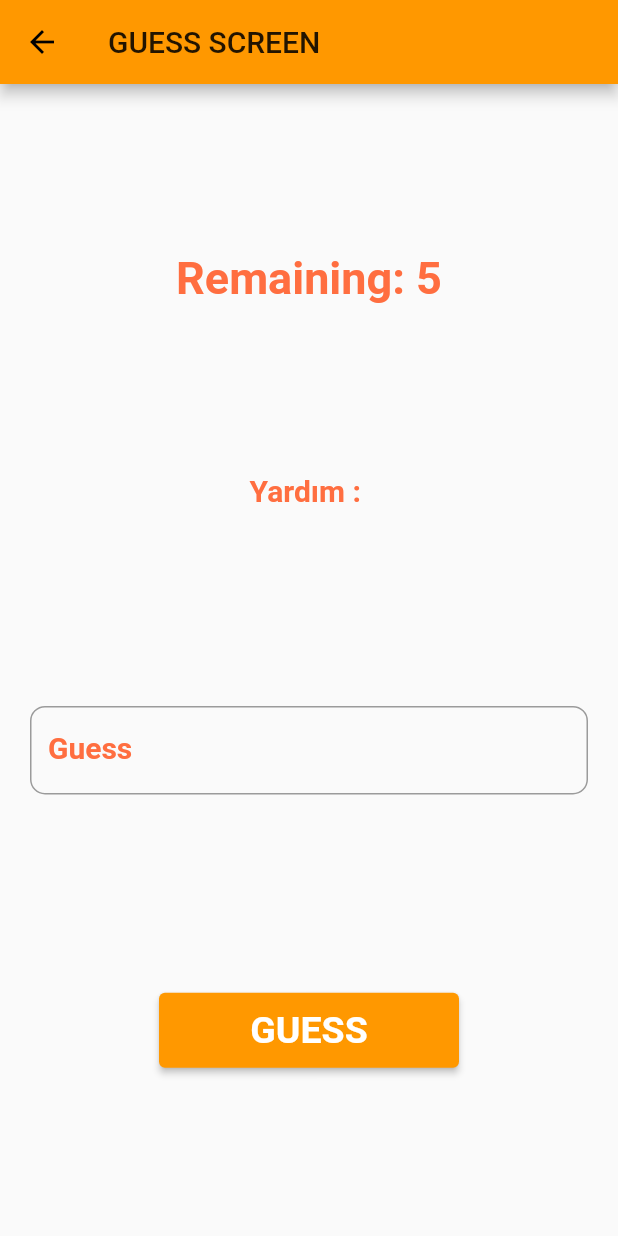
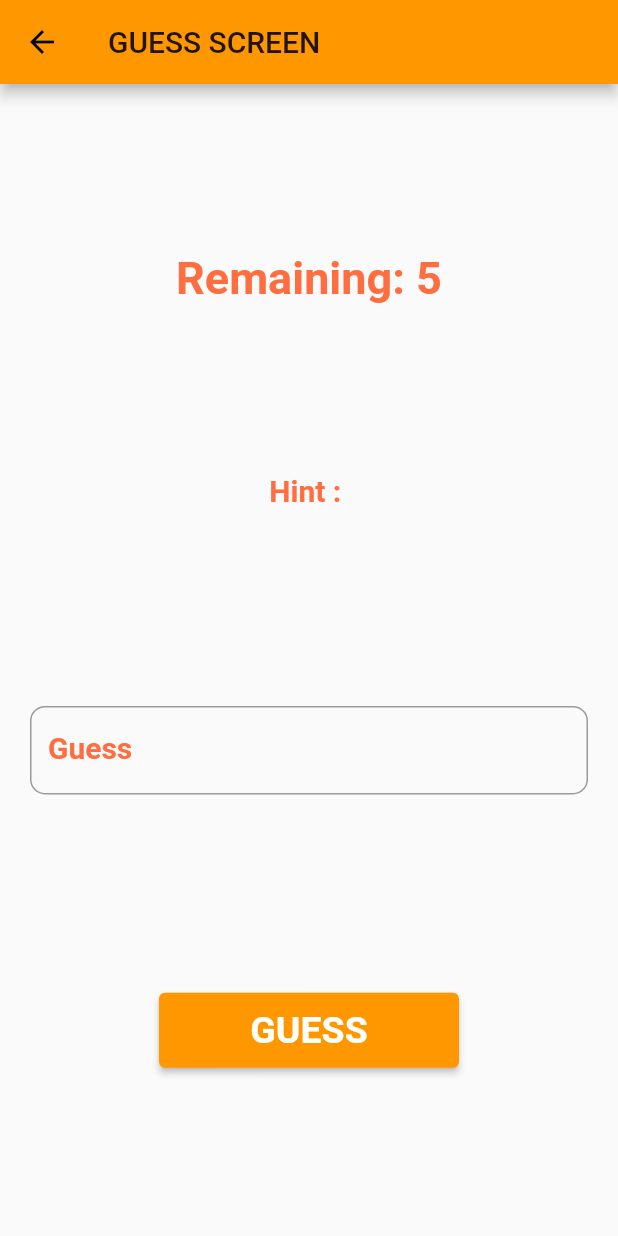
Before and after one commit to barisdvl/Flutter-Number-Guessing-Game, a Flutter app: the GuessScreen screen opened directly, on a phone screen of 412 x 824 dp. Run offline on Flutter 3.47's test engine with Material 2 defaults, Android fonts, the phone set to English and light mode, and no system bars.

Commit message:
Update guessscreen.dart

```diff
--- a/lib/guessscreen.dart
+++ b/lib/guessscreen.dart
@@ -42,7 +42,7 @@ class _GuessScreenState extends State<GuessScreen> {
                   fontWeight: FontWeight.bold),
             ),
             Text(
-              "Yardım : $guidance",
+              "Hint : $guidance",
               style: const TextStyle(
                   color: Colors.deepOrangeAccent,
                   fontSize: 20.0,
```
